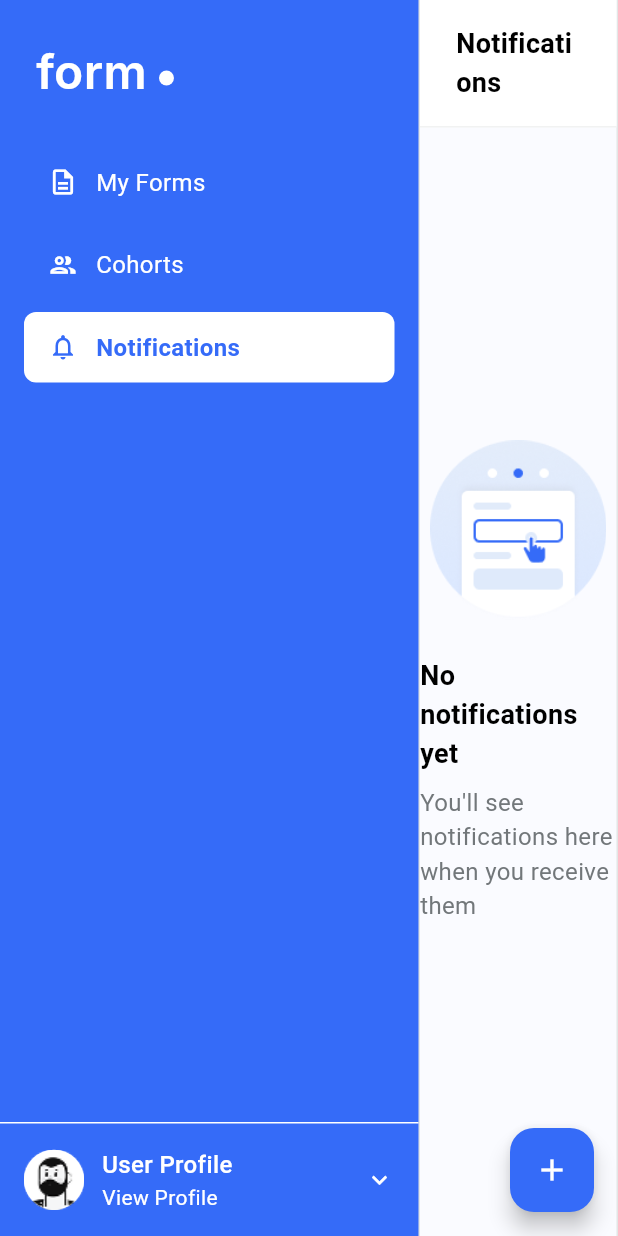
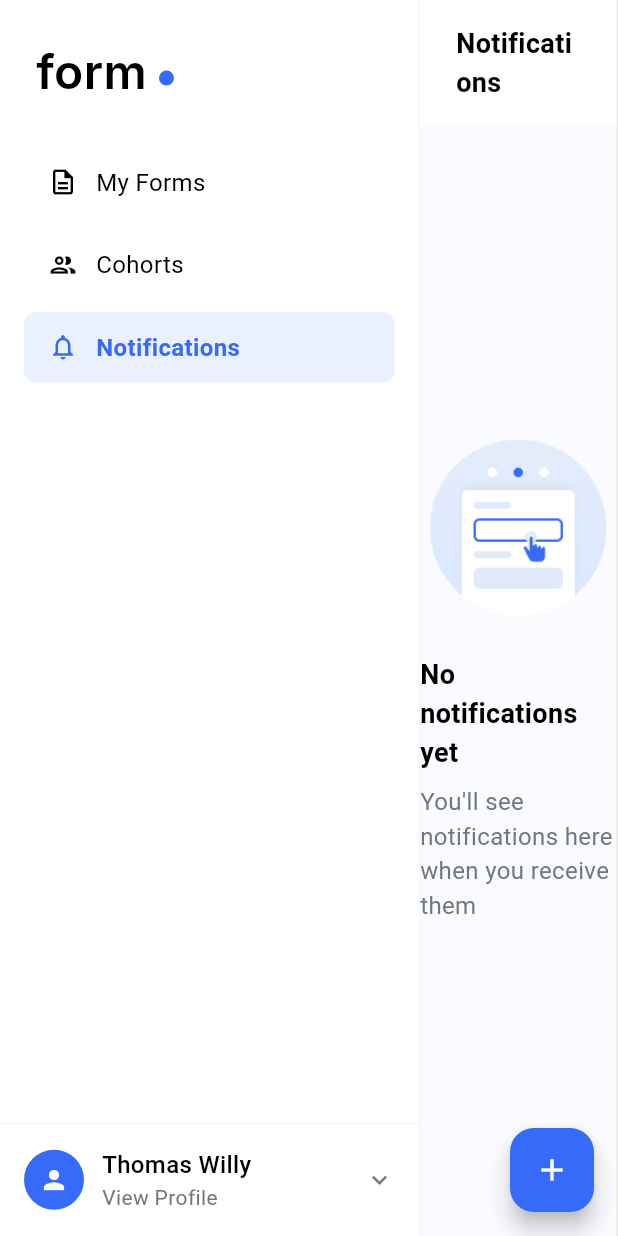
Before and after one commit to nwetmonaye/formflow, a Flutter app: the NotificationScreen screen opened directly, on a phone screen of 412 x 824 dp. Run offline on Flutter 3.47's test engine with Material 3 defaults, Android fonts, the phone set to English and light mode, and no system bars; our stand-ins replace cloud_firestore, cloud_functions, csv, equatable, firebase_auth, firebase_core and 3 more; missing offline and left inert: file_saver; accounts and stored records are empty; Roboto replaces fonts that are missing (Inter, Plus Jakarta Sans).

Commit message:
fix noti screen

```diff
--- a/lib/screens/notification_screen.dart
+++ b/lib/screens/notification_screen.dart
@@ -26,10 +26,10 @@ class _NotificationScreenState extends State<NotificationScreen> {
           Container(
             width: 280,
             decoration: BoxDecoration(
-              color: KStyle.cPrimaryColor,
+              color: KStyle.cWhiteColor,
               border: Border(
                 right: BorderSide(
-                  color: KStyle.cE3GreyColor,
+                  color: KStyle.cE3GreyColor.withOpacity(0.3),
                   width: 1,
                 ),
               ),
@@ -46,7 +46,7 @@ class _NotificationScreenState extends State<NotificationScreen> {
                       Text(
                         'form',
                         style: KStyle.heading2TextStyle.copyWith(
-                          color: KStyle.cWhiteColor,
+                          color: KStyle.cBlackColor,
                           fontWeight: FontWeight.w600,
                         ),
                       ),
@@ -56,7 +56,7 @@ class _NotificationScreenState extends State<NotificationScreen> {
                         width: 10,
                         height: 10,
                         decoration: BoxDecoration(
-                          color: KStyle.cWhiteColor,
+                          color: KStyle.cPrimaryColor,
                           borderRadius: BorderRadius.circular(50),
                         ),
                       ),
@@ -124,7 +124,7 @@ class _NotificationScreenState extends State<NotificationScreen> {
                   decoration: BoxDecoration(
                     border: Border(
                       top: BorderSide(
-                        color: KStyle.cWhiteColor,
+                        color: KStyle.cE3GreyColor.withOpacity(0.3),
                         width: 1,
                       ),
                     ),
@@ -139,12 +139,13 @@ class _NotificationScreenState extends State<NotificationScreen> {
                           width: 40,
                           height: 40,
                           decoration: BoxDecoration(
-                            color: KStyle.cWhiteColor,
+                            color: KStyle.cPrimaryColor,
                             borderRadius: BorderRadius.circular(20),
                           ),
-                          child: Image.asset(
-                            'assets/images/profile.png',
-                            fit: BoxFit.cover,
+                          child: Icon(
+                            Icons.person,
+                            color: KStyle.cWhiteColor,
+                            size: 20,
                           ),
                         ),
                         const SizedBox(width: 12),
@@ -153,16 +154,16 @@ class _NotificationScreenState extends State<NotificationScreen> {
                             crossAxisAlignment: CrossAxisAlignment.start,
                             children: [
                               Text(
-                                'User Profile',
+                                'Thomas Willy',
                                 style: KStyle.labelMdRegularTextStyle.copyWith(
-                                  color: KStyle.cWhiteColor,
+                                  color: KStyle.cBlackColor,
                                   fontWeight: FontWeight.w500,
                                 ),
                               ),
                               Text(
                                 'View Profile',
                                 style: KStyle.labelSmRegularTextStyle.copyWith(
-                                  color: KStyle.cWhiteColor,
+                                  color: KStyle.c72GreyColor,
                                 ),
                               ),
                             ],
@@ -170,7 +171,7 @@ class _NotificationScreenState extends State<NotificationScreen> {
                         ),
                         Icon(
                           Icons.keyboard_arrow_down,
-                          color: KStyle.cWhiteColor,
+                          color: KStyle.c72GreyColor,
                           size: 20,
                         ),
                       ],
@@ -201,12 +202,12 @@ class _NotificationScreenState extends State<NotificationScreen> {
                         horizontal: 24, vertical: 16),
                     decoration: BoxDecoration(
                       color: KStyle.cWhiteColor,
-                      border: Border(
-                        bottom: BorderSide(
-                          color: KStyle.cE3GreyColor.withOpacity(0.5),
-                          width: 1,
-                        ),
-                      ),
+                      // border: Border(
+                      //   bottom: BorderSide(
+                      //     color: KStyle.cE3GreyColor.withOpacity(0.5),
+                      //     width: 1,
+                      //   ),
+                      // ),
                     ),
                     child: Row(
                       children: [
@@ -331,7 +332,8 @@ class _NotificationScreenState extends State<NotificationScreen> {
                             if (notifications.any((n) => !n.isRead))
                               Container(
                                 width: double.infinity,
-                                padding: const EdgeInsets.all(16),
+                                padding: const EdgeInsets.symmetric(
+                                    horizontal: 20, vertical: 16),
                                 decoration: BoxDecoration(
                                   color: KStyle.cWhiteColor,
                                   border: Border(
@@ -358,10 +360,15 @@ class _NotificationScreenState extends State<NotificationScreen> {
                                       onPressed:
                                           _isLoading ? null : _markAllAsRead,
                                       style: TextButton.styleFrom(
+                                        backgroundColor: KStyle.cSelectedColor,
                                         foregroundColor: KStyle.cPrimaryColor,
                                         padding: const EdgeInsets.symmetric(
                                           horizontal: 16,
                                           vertical: 8,
+                                        ),
+                                        shape: RoundedRectangleBorder(
+                                          borderRadius:
+                                              BorderRadius.circular(8),
                                         ),
                                       ),
                                       child: _isLoading
@@ -374,7 +381,7 @@ class _NotificationScreenState extends State<NotificationScreen> {
                                               ),
                                             )
                                           : Text(
-                                              'Mark all as read',
+                                              'Clear Notifications',
                                               style: KStyle
                                                   .labelMdRegularTextStyle
                                                   .copyWith(
@@ -390,7 +397,7 @@ class _NotificationScreenState extends State<NotificationScreen> {
                             // Notifications list
                             Expanded(
                               child: ListView.builder(
-                                padding: const EdgeInsets.all(16),
+                                padding: const EdgeInsets.all(24),
                                 itemCount: notifications.length,
                                 itemBuilder: (context, index) {
                                   final notification = notifications[index];
@@ -436,7 +443,7 @@ class _NotificationScreenState extends State<NotificationScreen> {
         margin: const EdgeInsets.symmetric(horizontal: 16, vertical: 4),
         padding: const EdgeInsets.symmetric(horizontal: 16, vertical: 12),
         decoration: BoxDecoration(
-          color: isSelected ? KStyle.cWhiteColor : Colors.transparent,
+          color: isSelected ? KStyle.cSelectedColor : Colors.transparent,
           borderRadius: BorderRadius.circular(8),
         ),
         child: Row(
@@ -447,16 +454,19 @@ class _NotificationScreenState extends State<NotificationScreen> {
                 Icon(
                   icon,
                   size: 20,
-                  color: isSelected ? KStyle.cPrimaryColor : KStyle.cWhiteColor,
+                  color: isSelected ? KStyle.cPrimaryColor : KStyle.cBlackColor,
                 ),
                 if (notificationCount != null)
                   Positioned(
                     right: -6,
                     top: -6,
-                    child: CircleAvatar(
-                      radius: 8,
-                      backgroundColor: KStyle.cNotiColor,
-                      child: Center(
+                    child: Container(
+                      padding: const EdgeInsets.symmetric(
+                          horizontal: 6, vertical: 2),
+                      decoration: BoxDecoration(
+                        color: KStyle.cDBRedColor,
+                        borderRadius: BorderRadius.circular(10),
+                      ),
                       child: Text(
                         notificationCount.toString(),
                         style: KStyle.labelXsRegularTextStyle.copyWith(
@@ -467,14 +477,13 @@ class _NotificationScreenState extends State<NotificationScreen> {
                       ),
                     ),
                   ),
-                  ),
               ],
             ),
             const SizedBox(width: 12),
             Text(
               title,
               style: KStyle.labelMdRegularTextStyle.copyWith(
-                color: isSelected ? KStyle.cPrimaryColor : KStyle.cWhiteColor,
+                color: isSelected ? KStyle.cPrimaryColor : KStyle.cBlackColor,
                 fontWeight: isSelected ? FontWeight.w600 : FontWeight.w400,
               ),
             ),
```
Also changed, not shown: assets/images/notification.png (added). Lines whose indentation alone changed are shown as unchanged.
